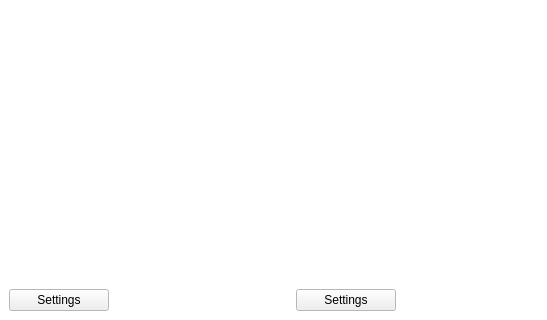
This is ui/ui_mainwindow.ui in josh-minch/spartan as Qt 5 draws it before an edit; both pictures show x 0 to 547 and y 381 to 701 of the 1073 by 701 pixel window. The edited form follows.
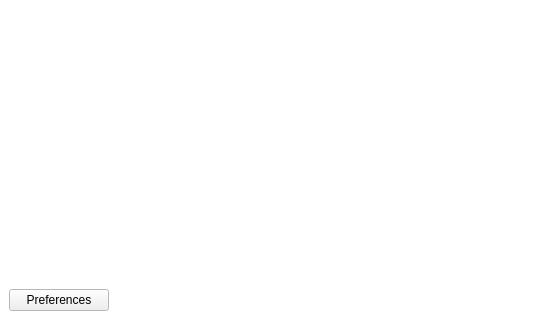
This is the edited form. Icons and pictures are not drawn.

Commit message: Better combobox delegate, integrate preferences

The edit to the form file:
```diff
--- a/ui/ui_mainwindow.ui
+++ b/ui/ui_mainwindow.ui
@@ -339,7 +339,7 @@
          </font>
         </property>
         <property name="text">
-         <string>Settings</string>
+         <string>Preferences</string>
         </property>
         <property name="icon">
          <iconset>
@@ -755,38 +755,6 @@
         </widget>
        </widget>
       </item>
-      <item>
-       <widget class="QPushButton" name="pushButton_2">
-        <property name="maximumSize">
-         <size>
-          <width>100</width>
-          <height>16777215</height>
-         </size>
-        </property>
-        <property name="font">
-         <font>
-          <family>Segoe UI</family>
-          <pointsize>9</pointsize>
-         </font>
-        </property>
-        <property name="text">
-         <string>Settings</string>
-        </property>
-        <property name="icon">
-         <iconset>
-          <normaloff>images/settings.svg</normaloff>images/settings.svg</iconset>
-        </property>
-        <property name="iconSize">
-         <size>
-          <width>20</width>
-          <height>20</height>
-         </size>
-        </property>
-        <property name="shortcut">
-         <string>F9</string>
-        </property>
-       </widget>
-      </item>
      </layout>
     </item>
     <item>
```
Left out of the diff: 2 changed lines with no effect on the pictures. The commit also changes 16 other files.
